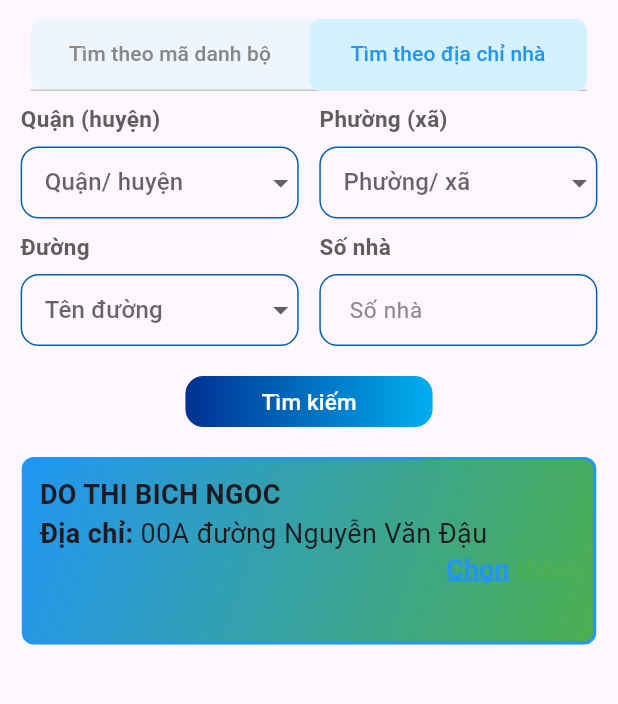
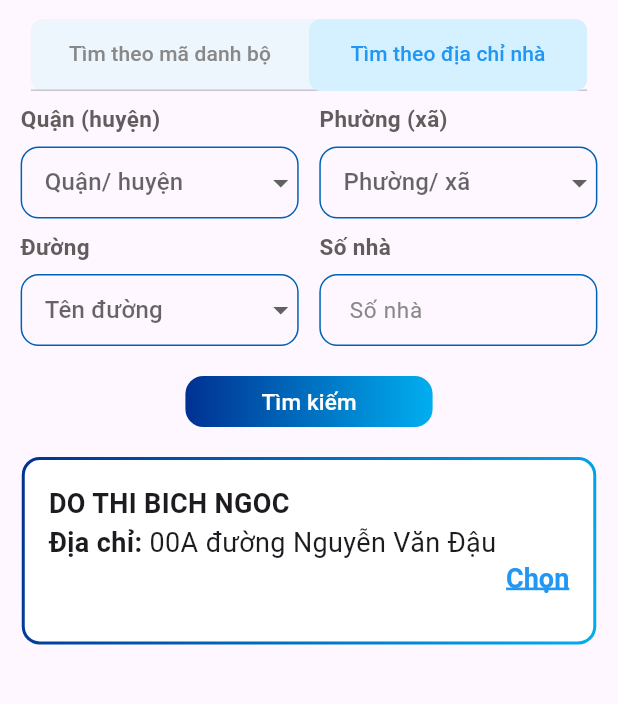
Before and after one commit to nguyenphuc2004/LearnFlutter, a Flutter app: the LinkMaDanhBoDetails screen opened directly, tab 2 chosen, on a phone screen of 412 x 824 dp, the part 80-784 px from its top. Run offline on Flutter 3.47's test engine with Material 3 defaults, Android fonts, the phone set to English and light mode, and no system bars; our stand-ins replace curved_navigation_bar, fl_chart, flutter_svg, font_awesome_flutter, image_picker, pinput.

Commit message:
init project

```diff
--- a/lib/SettingPage/LinkMaDanhBoDetails.dart
+++ b/lib/SettingPage/LinkMaDanhBoDetails.dart
@@ -863,21 +863,25 @@ class _LinkMaDanhBoDetailsState extends State<LinkMaDanhBoDetails> {
                             ),
                           ),
                           Container(
+                            margin: EdgeInsets.only(top: 20),
                             width: 383,
                             height: 125,
-                            margin: EdgeInsets.only(top: 20),
-                            padding: EdgeInsets.all(10),
                             decoration: BoxDecoration(
-                              border: Border.all(
-                                color: Colors.blue, // Màu viền ngoài
-                                width: 2, // Độ dày viền ngoài
-                              ),
-                              borderRadius: BorderRadius.circular(8), // Bo góc
+                              borderRadius: BorderRadius.circular(12), // Bo góc
                               gradient: LinearGradient(
-                                colors: [Colors.blue, Colors.green], // Viền có hai màu
+                                colors: [Color(0xFF003191), Color(0xFF00AEEF)],
+                                // Gradient màu viền
                                 begin: Alignment.topLeft,
                                 end: Alignment.bottomRight,
                               ),
+                            ),
+                            child: Container(
+                              margin: EdgeInsets.all(2.0), // Khoảng cách viền
+                              padding: EdgeInsets.all(16),
+                              decoration: BoxDecoration(
+                                color: Colors.white, // Nền trắng bên trong
+                                borderRadius:
+                                BorderRadius.circular(10), // Bo góc khớp với viền
                               ),
                               child: Column(
                                 crossAxisAlignment: CrossAxisAlignment.start,
@@ -921,20 +925,13 @@ class _LinkMaDanhBoDetailsState extends State<LinkMaDanhBoDetails> {
                                                 color: Colors.blue, // Màu chữ "Chọn"
                                               ),
                                             ),
-                                          TextSpan(
-                                            text: ' thêm',
-                                            style: TextStyle(
-                                              fontSize: 18,
-                                              fontWeight: FontWeight.bold,
-                                              color: Colors.green, // Màu chữ "thêm"
-                                            ),
-                                          ),
                                           ],
                                         ),
                                       ),
                                     ],
                                   ),
                                 ],
+                              ),
                             ),
                           )
                         ],
--- a/lib/main.dart
+++ b/lib/main.dart
@@ -6,12 +6,13 @@ import 'package:te/Notification/NotificationStatus.dart';
 import 'package:te/SettingPage/updateInfo.dart';
 import 'package:te/Sevices/ReportProblem.dart';
 import 'package:te/Sevices/ServiceRequest.dart';
+import 'package:te/SignIn.dart';
 import 'package:te/SignUpInfo.dart';
 import 'package:te/bottomBar.dart';
 
 void main() {
   runApp(MaterialApp(
-    home: MyHomePage(),
+    home: SignIn(),
     debugShowCheckedModeBanner: false, // Tắt banner debug
   ));
 }
```
Lines whose indentation alone changed are shown as unchanged.
